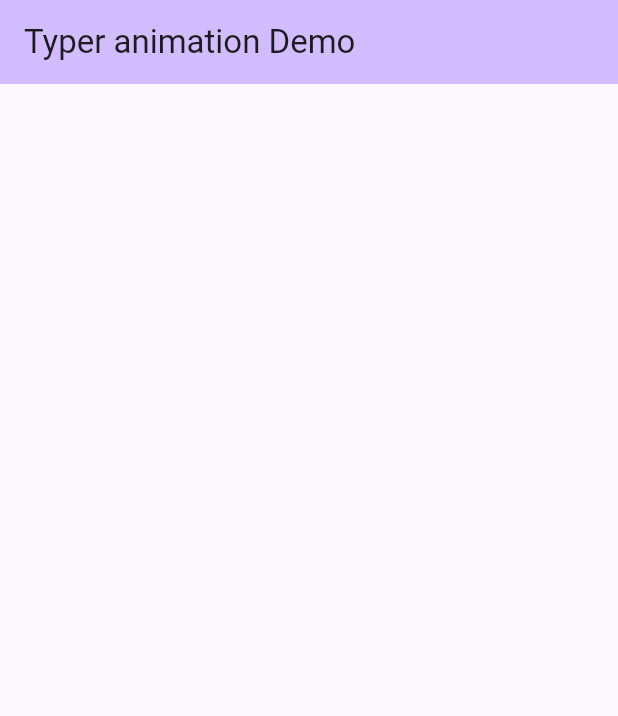
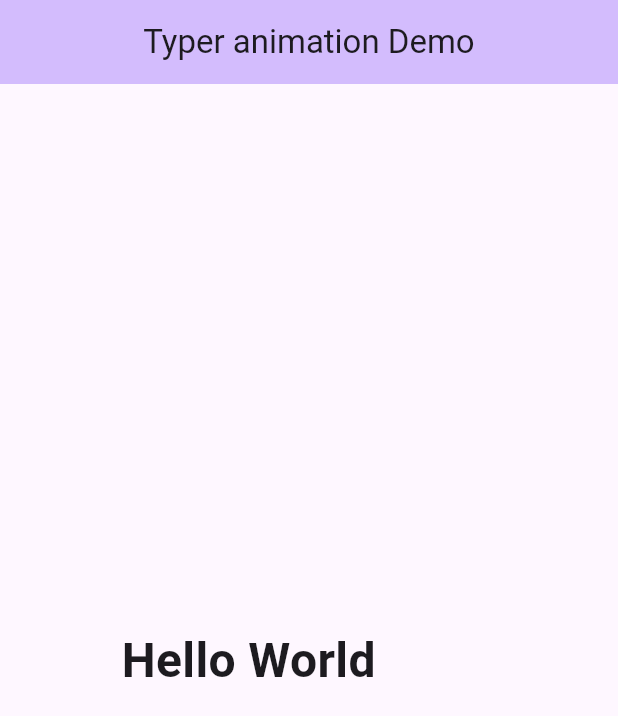
Before and after one commit to Jarvis636431/Typer-Animation, a Flutter app: the screen it shows after launch, on a phone screen of 412 x 824 dp. Shown: the top 716 px of the screen. Run offline on Flutter 3.47's test engine with Material 3 defaults, Android fonts, the phone set to English and light mode, and no system bars; drawn by our look-alikes of animated_text_kit.

Commit message:
[initial commit]初步实现打字机动画效果

```diff
--- a/lib/home_page.dart
+++ b/lib/home_page.dart
@@ -1,6 +1,7 @@
 import 'package:flutter/material.dart';
 
 import 'widget/animation/typer_animation.dart';
+
 
 class MyHomePage extends StatefulWidget {
   const MyHomePage({super.key, required this.title});
@@ -19,14 +20,9 @@ class _MyHomePageState extends State<MyHomePage> {
       appBar: AppBar(
         backgroundColor: Theme.of(context).colorScheme.inversePrimary,
         title: Text(widget.title),
+        centerTitle: true,
       ),
-      body: Center(
-        child: Column(
-          children:[
-            Row()
-          ],
-        ),
-      ),
+      body: const TyperAnimation(),
     );
   }
 }
--- a/lib/widget/animation/typer_animation.dart
+++ b/lib/widget/animation/typer_animation.dart
@@ -0,0 +1,34 @@
+import 'package:animated_text_kit/animated_text_kit.dart';
+import 'package:flutter/material.dart';
+
+
+class TyperAnimation extends StatefulWidget {
+  const TyperAnimation({Key? key}) : super(key: key);
+
+  @override
+  _TyperAnimationState createState() => _TyperAnimationState();
+}
+
+class _TyperAnimationState extends State<TyperAnimation> {
+  @override
+  Widget build(BuildContext context) {
+    return Center(
+      child: SizedBox(
+        width: 250.0,
+        child: AnimatedTextKit(
+          animatedTexts: [
+            TyperAnimatedText(
+              'Hello World',
+              textStyle: const TextStyle(
+                fontSize: 32.0,
+                fontWeight: FontWeight.bold,
+              ),
+              speed: const Duration(milliseconds: 100),
+            ),
+          ],
+          repeatForever: true,
+        ),
+      ),
+    );
+  }
+}
--- a/pubspec.yaml
+++ b/pubspec.yaml
@@ -36,6 +36,7 @@ dependencies:
   # Use with the CupertinoIcons class for iOS style icons.
   cupertino_icons: ^1.0.6
   animated_text_kit: ^4.2.1
+  flutter_screenutil: ^5.0.0+2
 
 dev_dependencies:
   flutter_test:
```
